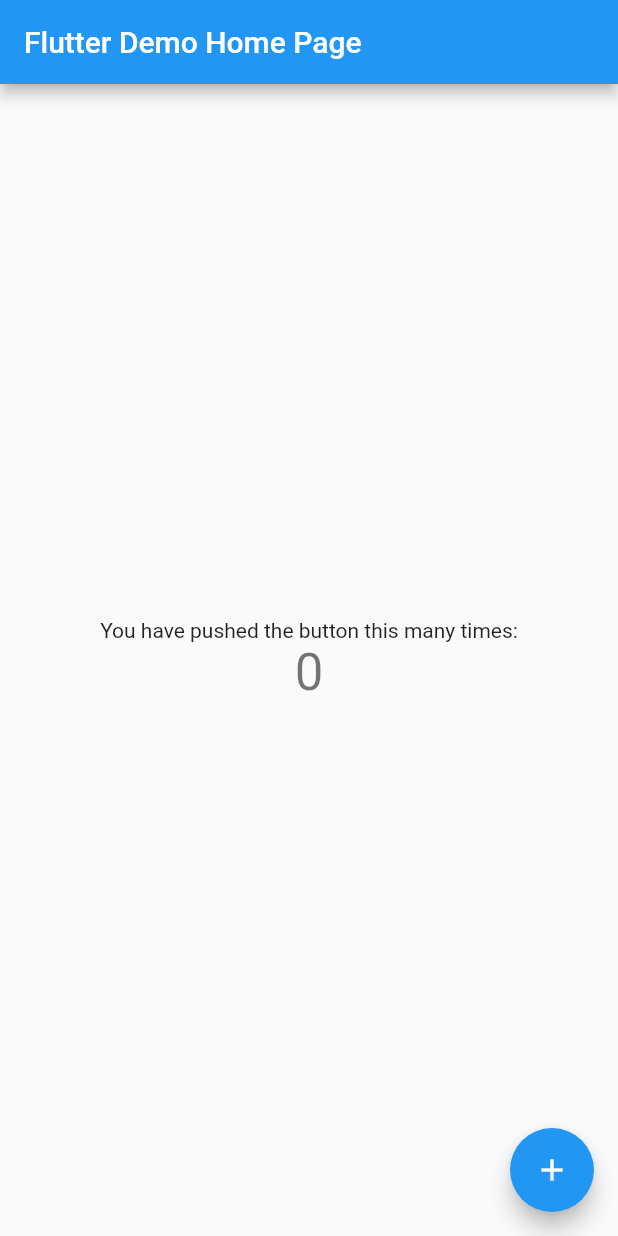
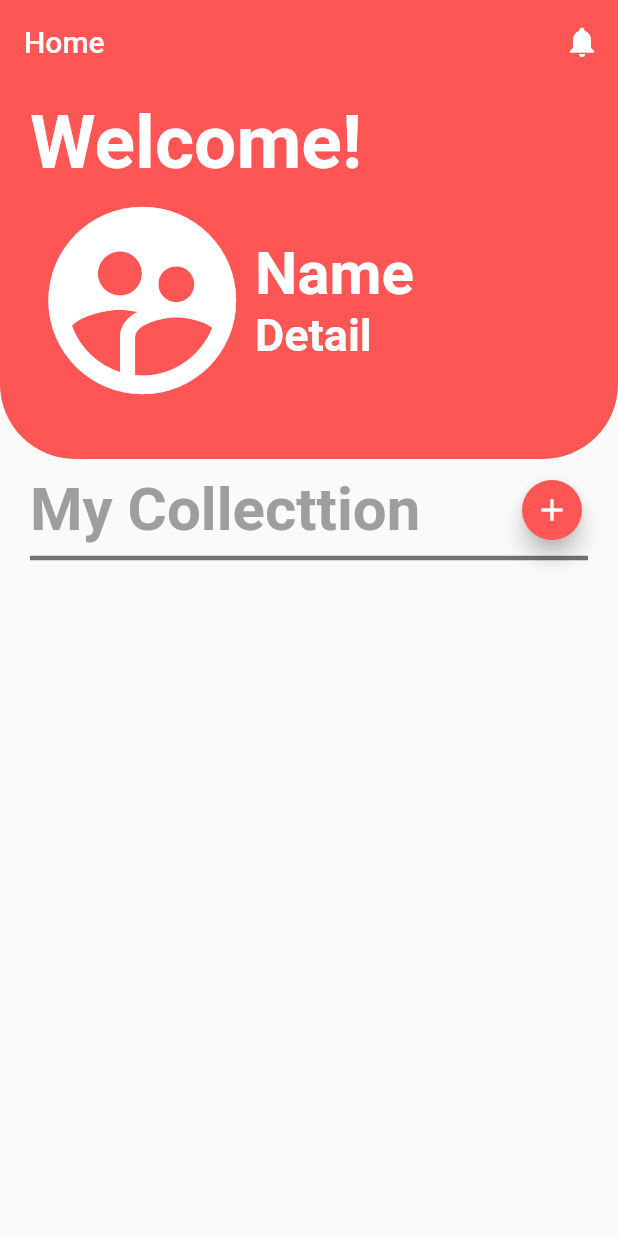
Before and after one commit to Pasitto/Collection-Store-App, a Flutter app: the screen it shows after launch, on a phone screen of 412 x 824 dp. Run offline on Flutter 3.47's test engine with Material 2 defaults, Android fonts, the phone set to English and light mode, and no system bars.

Commit message:
Create Home Screen

```diff
--- /dev/null
+++ b/lib/config/routes.dart
@@ -0,0 +1,3 @@
+class AppRoutes{
+  static const home = '/';
+}
--- a/lib/main.dart
+++ b/lib/main.dart
@@ -1,3 +1,5 @@
+import 'package:collection_store/config/routes.dart';
+import 'package:collection_store/screen/home.dart';
 import 'package:flutter/material.dart';
 
 void main() {
@@ -9,109 +11,16 @@ class MyApp extends StatelessWidget {
   @override
   Widget build(BuildContext context) {
     return MaterialApp(
-      title: 'Flutter Demo',
-      theme: ThemeData(
-        // This is the theme of your application.
-        //
-        // Try running your application with "flutter run". You'll see the
-        // application has a blue toolbar. Then, without quitting the app, try
-        // changing the primarySwatch below to Colors.green and then invoke
-        // "hot reload" (press "r" in the console where you ran "flutter run",
-        // or simply save your changes to "hot reload" in a Flutter IDE).
-        // Notice that the counter didn't reset back to zero; the application
-        // is not restarted.
-        primarySwatch: Colors.blue,
-        // This makes the visual density adapt to the platform that you run
-        // the app on. For desktop platforms, the controls will be smaller and
-        // closer together (more dense) than on mobile platforms.
-        visualDensity: VisualDensity.adaptivePlatformDensity,
-      ),
-      home: MyHomePage(title: 'Flutter Demo Home Page'),
+      debugShowCheckedModeBanner: false,
+      title: 'Collection Store',
+      routes: {
+        AppRoutes.home: (context) => HomeScreen(),
+      },
+      //onGenerateInitialRoutes: _registerRWP,
     );
   }
 }
 
-class MyHomePage extends StatefulWidget {
-  MyHomePage({Key key, this.title}) : super(key: key);
+Route _registerRWP(RouteSettings settings){
 
-  // This widget is the home page of your application. It is stateful, meaning
-  // that it has a State object (defined below) that contains fields that affect
-  // how it looks.
-
-  // This class is the configuration for the state. It holds the values (in this
-  // case the title) provided by the parent (in this case the App widget) and
-  // used by the build method of the State. Fields in a Widget subclass are
-  // always marked "final".
-
-  final String title;
-
-  @override
-  _MyHomePageState createState() => _MyHomePageState();
 }
-
-class _MyHomePageState extends State<MyHomePage> {
-  int _counter = 0;
-
-  void _incrementCounter() {
-    setState(() {
-      // This call to setState tells the Flutter framework that something has
-      // changed in this State, which causes it to rerun the build method below
-      // so that the display can reflect the updated values. If we changed
-      // _counter without calling setState(), then the build method would not be
-      // called again, and so nothing would appear to happen.
-      _counter++;
-    });
-  }
-
-  @override
-  Widget build(BuildContext context) {
-    // This method is rerun every time setState is called, for instance as done
-    // by the _incrementCounter method above.
-    //
-    // The Flutter framework has been optimized to make rerunning build methods
-    // fast, so that you can just rebuild anything that needs updating rather
-    // than having to individually change instances of widgets.
-    return Scaffold(
-      appBar: AppBar(
-        // Here we take the value from the MyHomePage object that was created by
-        // the App.build method, and use it to set our appbar title.
-        title: Text(widget.title),
-      ),
-      body: Center(
-        // Center is a layout widget. It takes a single child and positions it
-        // in the middle of the parent.
-        child: Column(
-          // Column is also a layout widget. It takes a list of children and
-          // arranges them vertically. By default, it sizes itself to fit its
-          // children horizontally, and tries to be as tall as its parent.
-          //
-          // Invoke "debug painting" (press "p" in the console, choose the
-          // "Toggle Debug Paint" action from the Flutter Inspector in Android
-          // Studio, or the "Toggle Debug Paint" command in Visual Studio Code)
-          // to see the wireframe for each widget.
-          //
-          // Column has various properties to control how it sizes itself and
-          // how it positions its children. Here we use mainAxisAlignment to
-          // center the children vertically; the main axis here is the vertical
-          // axis because Columns are vertical (the cross axis would be
-          // horizontal).
-          mainAxisAlignment: MainAxisAlignment.center,
-          children: <Widget>[
-            Text(
-              'You have pushed the button this many times:',
-            ),
-            Text(
-              '$_counter',
-              style: Theme.of(context).textTheme.headline4,
-            ),
-          ],
-        ),
-      ),
-      floatingActionButton: FloatingActionButton(
-        onPressed: _incrementCounter,
-        tooltip: 'Increment',
-        child: Icon(Icons.add),
-      ), // This trailing comma makes auto-formatting nicer for build methods.
-    );
-  }
-}
--- /dev/null
+++ b/lib/screen/home.dart
@@ -0,0 +1,102 @@
+import 'package:flutter/material.dart';
+
+class HomeScreen extends StatefulWidget {
+  @override
+  _HomeScreenState createState() => _HomeScreenState();
+}
+
+class _HomeScreenState extends State<HomeScreen> {
+  @override
+  Widget build(BuildContext context) {
+    return Scaffold(
+      appBar: AppBar(
+        title: const Text('Home', style: TextStyle(color: Colors.white)),
+        backgroundColor: Color(0xFFFE5555),
+        shadowColor: Color(0),
+        actions: <Widget>[
+          IconButton(
+            icon: Icon(Icons.notifications),
+            onPressed: () => {},
+          )
+        ],
+      ),
+      body: Center(
+        child: Column(
+          //mainAxisAlignment: MainAxisAlignment.center,
+          crossAxisAlignment: CrossAxisAlignment.stretch,
+          children: <Widget>[
+            Container(   //Head of body
+              height: 250,
+              alignment: Alignment.centerLeft,
+              padding: EdgeInsets.symmetric(horizontal: 20, vertical: 10),
+              decoration: BoxDecoration(
+                color: Color(0xFFFE5555),
+                borderRadius: BorderRadius.only(
+                  bottomLeft: Radius.circular(50),
+                  bottomRight: Radius.circular(50),
+                )
+              ),
+              child: Column(
+                crossAxisAlignment: CrossAxisAlignment.stretch,
+                children: <Widget>[
+                  Text(
+                    'Welcome!',
+                    style: TextStyle(color: Colors.white, fontSize: 50, fontWeight: FontWeight.bold),
+                  ),
+                  Row(
+                    children: <Widget>[
+                      Icon(
+                        Icons.supervised_user_circle,
+                        size: 150, color: Colors.white,
+                      ),
+                      Column(
+                        mainAxisAlignment: MainAxisAlignment.spaceEvenly,
+                        crossAxisAlignment: CrossAxisAlignment.start,
+                        children: <Widget>[
+                          Text(
+                            'Name',
+                            style: TextStyle(color: Colors.white, fontSize: 40, fontWeight: FontWeight.bold),
+                          ),
+                          Text(
+                            'Detail',
+                            style: TextStyle(color: Colors.white, fontSize: 30, fontWeight: FontWeight.bold),
+                          ),
+                        ],
+                      ),
+                    ],
+                  ),
+                ],
+              ),
+            ),
+            Container( //body
+              height: 500,
+              padding: EdgeInsets.symmetric(horizontal: 20, vertical: 10),
+              child: Column(
+                children: <Widget>[
+                  Row(
+                    mainAxisAlignment: MainAxisAlignment.spaceBetween,
+                    children: <Widget>[
+                      Text(
+                        'My Collecttion',
+                        style: TextStyle(color: Colors.grey, fontSize: 40, fontWeight: FontWeight.bold),
+                      ),
+                      FloatingActionButton(
+                        backgroundColor: Color(0xFFFE5555),
+                        mini: true,
+                        child: Icon(Icons.add),
+                        onPressed: () => {},
+                      ),
+                    ],
+                  ),
+                  Divider(color: Colors.black54, thickness: 3,),
+                  //Card Show
+                ],
+              ),
+            ),
+
+          ],
+        ),
+      ),
+    );
+  }
+}
```
Also changed, not shown: pubspec.yaml (+5 -3 lines), 2 other files.
